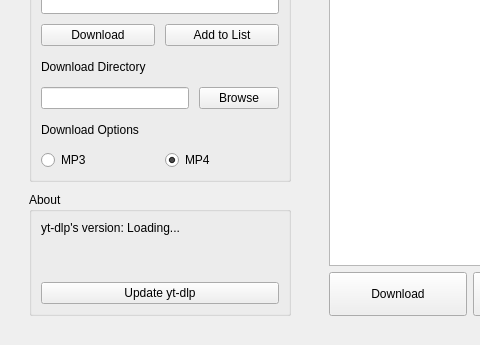
Old version of the form src/mainwindow.ui in the repository Matthew1219MT/yt-dlp-GUI; both pictures show x 0 to 480 and y 135 to 480 of the 640 by 480 pixel window.
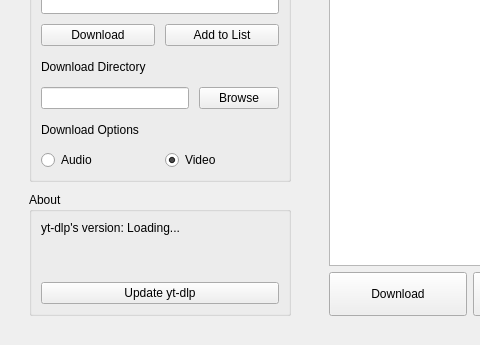
New version of the form.

What changed in the file:
```diff
--- a/src/mainwindow.ui
+++ b/src/mainwindow.ui
@@ -91,10 +91,10 @@
           <item>
            <layout class="QHBoxLayout" name="formatRow" stretch="1,1">
             <item><widget class="QRadioButton" name="mp3RadioButton">
-             <property name="text"><string>MP3</string></property>
+             <property name="text"><string>Audio</string></property>
             </widget></item>
             <item><widget class="QRadioButton" name="mp4RadioButton">
-             <property name="text"><string>MP4</string></property>
+             <property name="text"><string>Video</string></property>
              <property name="checked"><bool>true</bool></property>
             </widget></item>
            </layout>
```
